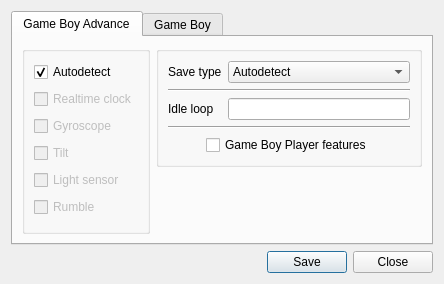
The window that Libretro/mgba/src/platform/qt/OverrideView.ui (kiddreads/Avalon-copy2) describes before a commit, drawn with Qt 5.
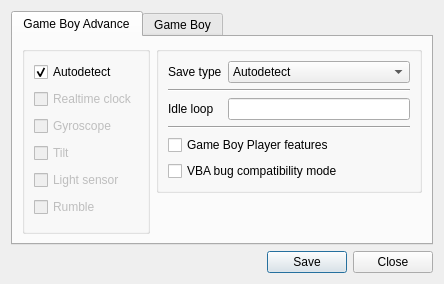
The same window after the commit.

Commit message: GBA: Regrettably add VBA bug compat mode

Diff of the .ui file:
```diff
--- a/Libretro/mgba/src/platform/qt/OverrideView.ui
+++ b/Libretro/mgba/src/platform/qt/OverrideView.ui
@@ -175,21 +175,6 @@
            </widget>
           </item>
           <item>
-           <layout class="QHBoxLayout" name="horizontalLayout_2">
-            <item>
-             <spacer name="horizontalSpacer">
-              <property name="orientation">
-               <enum>Qt::Horizontal</enum>
-              </property>
-              <property name="sizeHint" stdset="0">
-               <size>
-                <width>0</width>
-                <height>0</height>
-               </size>
-              </property>
-             </spacer>
-            </item>
-            <item>
              <widget class="QCheckBox" name="hwGBPlayer">
               <property name="text">
                <string>Game Boy Player features</string>
@@ -197,19 +182,11 @@
              </widget>
             </item>
             <item>
-             <spacer name="horizontalSpacer_3">
-              <property name="orientation">
-               <enum>Qt::Horizontal</enum>
-              </property>
-              <property name="sizeHint" stdset="0">
-               <size>
-                <width>0</width>
-                <height>0</height>
-               </size>
-              </property>
-             </spacer>
-            </item>
-           </layout>
+           <widget class="QCheckBox" name="vbaBugCompat">
+            <property name="text">
+             <string>VBA bug compatibility mode</string>
+            </property>
+           </widget>
           </item>
          </layout>
         </widget>
```
Lines whose indentation alone changed are shown as unchanged. The commit also changes 7 other files.
